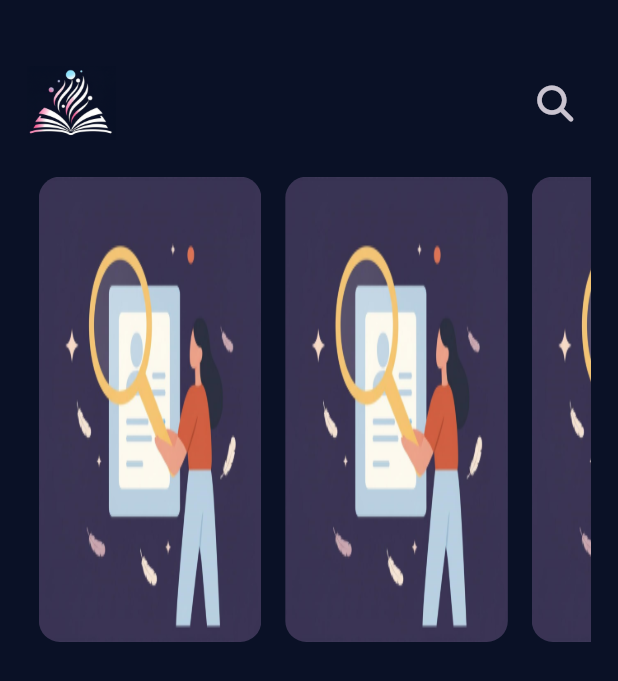
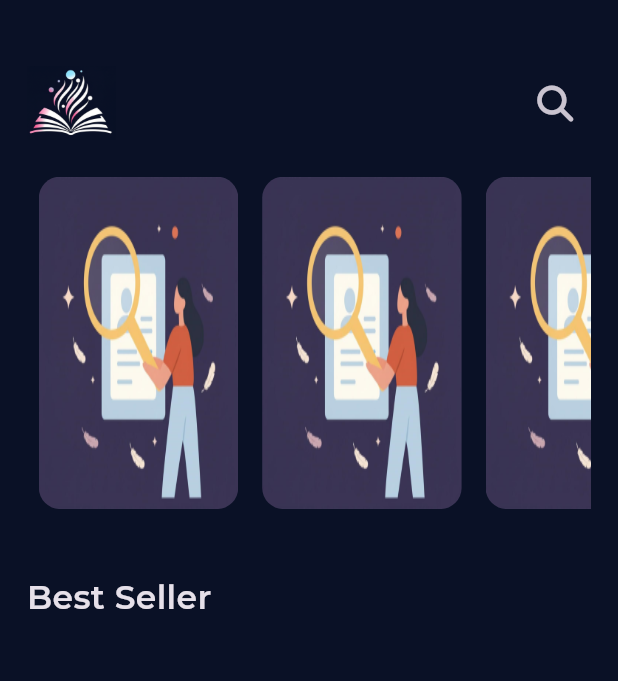
Before and after one commit to abd-alghani-soud/Dr.Book, a Flutter app: the screen it shows after launch, after a tap on "Skip", on a phone screen of 412 x 824 dp. Shown: the top 681 px of the screen. Run offline on Flutter 3.47's test engine with Material 3 defaults, Android fonts, the phone set to English and light mode, and no system bars; our stand-ins replace bloc, bot_toast, dartz, easy_localization, equatable, flutter_animate and 12 more; project files that could hold a hidden picture were left out.

Commit message:
add package & change font's app

```diff
--- a/lib/features/home/presentation/view/widgets/card_item_list_view_home_widget.dart
+++ b/lib/features/home/presentation/view/widgets/card_item_list_view_home_widget.dart
@@ -8,7 +8,7 @@ class CardItemListViewHomeWidget extends StatelessWidget {
   @override
   Widget build(BuildContext context) {
     return AspectRatio(
-      aspectRatio: 2.2 / 4.6,
+      aspectRatio: 2.7 / 4.5,
       child: Container(
         decoration: BoxDecoration(
           borderRadius: BorderRadius.circular(14.sp),
--- a/lib/features/home/presentation/view/widgets/custom_list_view_home_widgets.dart
+++ b/lib/features/home/presentation/view/widgets/custom_list_view_home_widgets.dart
@@ -8,7 +8,7 @@ class CustomListViewHomeWidgets extends StatelessWidget {
   @override
   Widget build(BuildContext context) {
     return SizedBox(
-      height: 350.h,
+      height: 250.h,
       child: ListView.builder(
         itemCount: 4,
         scrollDirection: Axis.horizontal,
--- a/lib/features/home/presentation/view/widgets/home_body_widget.dart
+++ b/lib/features/home/presentation/view/widgets/home_body_widget.dart
@@ -16,10 +16,16 @@ class HomeBodyWidget extends StatelessWidget {
         bottom: 20.h,
       ),
       child: Column(
+        crossAxisAlignment: CrossAxisAlignment.start,
         children: [
           CustomAppBarHomeWidget(),
           SizedBox(height: 28.h),
           CustomListViewHomeWidgets(),
+          SizedBox(height: 48.h),
+          Text(
+            'Best Seller',
+            style: TextStyle(fontSize: 22.sp, fontWeight: FontWeight.w600),
+          ),
         ],
       ),
     );
--- a/lib/main.dart
+++ b/lib/main.dart
@@ -3,6 +3,7 @@ import 'package:bookly_app/features/splash_intro/presentation/view/pages/splash_
 import 'package:flutter/material.dart';
 import 'package:flutter_screenutil/flutter_screenutil.dart';
 import 'package:get/get.dart';
+import 'package:google_fonts/google_fonts.dart';
 
 void main() {
   runApp(const MyApp());
@@ -22,6 +23,9 @@ class MyApp extends StatelessWidget {
       child: GetMaterialApp(
         theme: ThemeData.dark().copyWith(
           scaffoldBackgroundColor: Strings.kBackground,
+          textTheme: GoogleFonts.montserratTextTheme(
+            ThemeData.dark().textTheme,
+          ),
         ),
         debugShowCheckedModeBanner: false,
         home: const SplashPage(),
--- a/pubspec.yaml
+++ b/pubspec.yaml
@@ -43,6 +43,7 @@ dependencies:
   internet_connection_checker: ^3.0.1
   flutter_spinkit: ^5.2.2
   font_awesome_flutter: ^10.10.0
+  google_fonts: ^6.3.2
 
 dev_dependencies:
   flutter_test:
```
Also changed, not shown: pubspec.lock.
